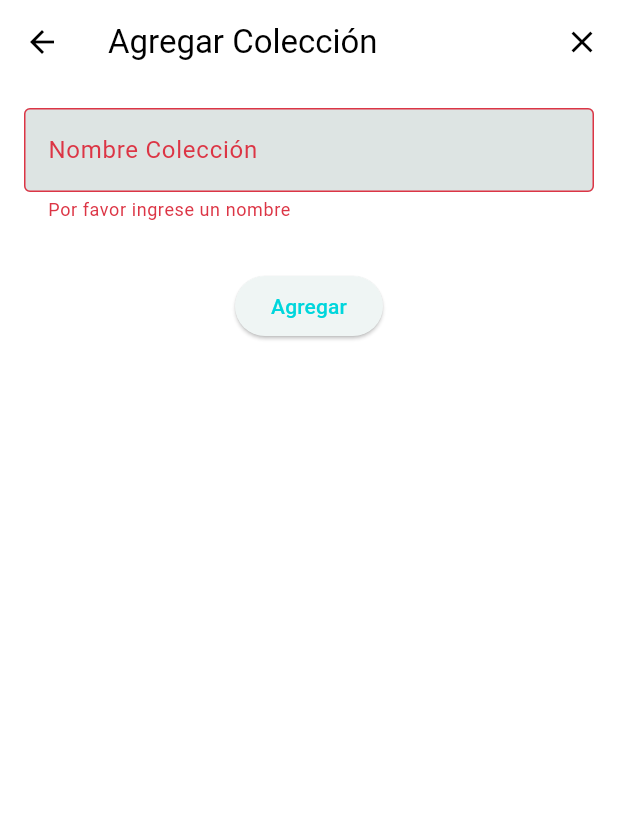
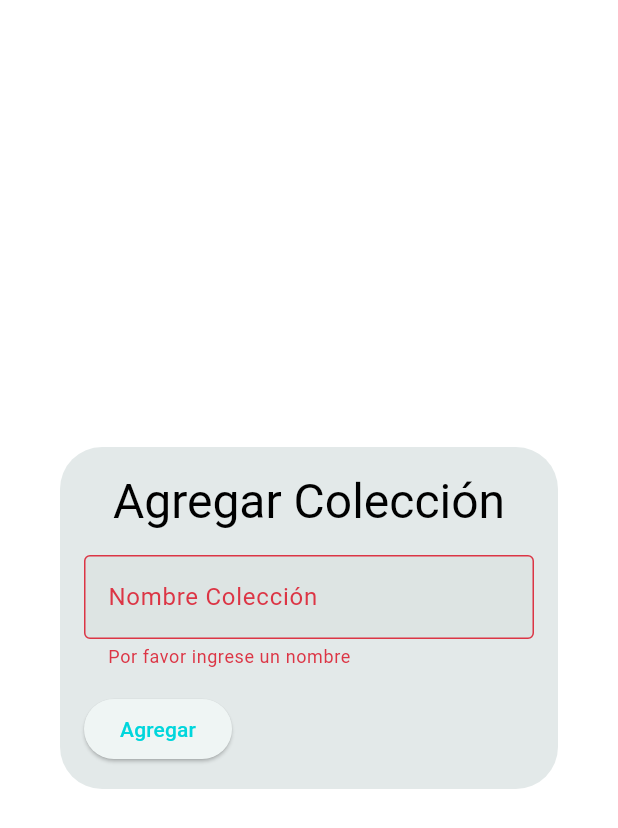
Before and after one commit to francscaa/TuBarrio, a Flutter app: the FormularioScreen widget shown alone on an empty page, opened directly, after a tap on "Agregar", on a phone screen of 412 x 824 dp. Shown: the top 828 px of the screen. Run offline on Flutter 3.47's test engine with Material 3 defaults, Android fonts, the phone set to English and light mode, and no system bars; our stand-ins replace cloud_firestore, firebase_core, flex_color_scheme; accounts and stored records are empty; network calls fail.

Commit message:
24/11/24. editar y eliminar colección

```diff
--- a/tu_barrio/lib/components/formularioColection.dart
+++ b/tu_barrio/lib/components/formularioColection.dart
@@ -17,7 +17,7 @@ class _FormularioScreenState extends State<FormularioScreen> {
   @override
   void initState() {
     super.initState();
-    // Si es edición, precargamos los datos
+    // Precargar datos en caso de edición
     if (widget.usuario != null) {
       final data = widget.usuario!.data() as Map<String, dynamic>;
       _nombreController.text = data['Coleccion'] ?? '';
@@ -50,7 +50,47 @@ class _FormularioScreenState extends State<FormularioScreen> {
             const SnackBar(content: Text('Colección actualizada correctamente')),
           );
         }
-        Navigator.of(context).pop();
+        Navigator.of(context).pop(); // Cerrar diálogo
+      } catch (e) {
+        ScaffoldMessenger.of(context).showSnackBar(
+          SnackBar(content: Text('Error: ${e.toString()}')),
+        );
+      }
+    }
+  }
+
+  Future<void> _deleteCollection() async {
+    final confirm = await showDialog(
+      context: context,
+      builder: (context) {
+        return AlertDialog(
+          title: const Text('Eliminar colección'),
+          content: const Text(
+              '¿Estás seguro de que deseas eliminar esta colección? Esta acción no se puede deshacer.'),
+          actions: [
+            TextButton(
+              onPressed: () => Navigator.of(context).pop(false),
+              child: const Text('Cancelar'),
+            ),
+            TextButton(
+              onPressed: () => Navigator.of(context).pop(true),
+              child: const Text('Eliminar'),
+            ),
+          ],
+        );
+      },
+    );
+
+    if (confirm == true) {
+      try {
+        await FirebaseFirestore.instance
+            .collection('Coleccion')
+            .doc(widget.usuario!.id)
+            .delete();
+        ScaffoldMessenger.of(context).showSnackBar(
+          const SnackBar(content: Text('Colección eliminada exitosamente')),
+        );
+        Navigator.of(context).pop(); // Cerrar diálogo tras eliminar
       } catch (e) {
         ScaffoldMessenger.of(context).showSnackBar(
           SnackBar(content: Text('Error: ${e.toString()}')),
@@ -61,19 +101,18 @@ class _FormularioScreenState extends State<FormularioScreen> {
 
   @override
   Widget build(BuildContext context) {
-    return Scaffold(
-      appBar: AppBar(
-        title: Text(widget.usuario == null ? 'Agregar Colección' : 'Editar Colección'),
-        actions: [
-          IconButton(
-            icon: const Icon(Icons.close),
-            onPressed: () => Navigator.of(context).pop(),
+    return Dialog(
+      child: Padding(
+        padding: const EdgeInsets.all(16.0),
+        child: Column(
+          mainAxisSize: MainAxisSize.min,
+          children: [
+            Text(
+              widget.usuario == null ? 'Agregar Colección' : 'Editar Colección',
+              style: Theme.of(context).textTheme.headlineLarge,
             ),
-        ],
-      ),
-      body: Padding(
-        padding: const EdgeInsets.all(16.0),
-        child: Form(
+            const SizedBox(height: 16),
+            Form(
               key: _formKey,
               child: Column(
                 children: [
@@ -84,13 +123,26 @@ class _FormularioScreenState extends State<FormularioScreen> {
                         ? 'Por favor ingrese un nombre'
                         : null,
                   ),
-              const SizedBox(height: 32),
+                  const SizedBox(height: 16),
+                  Row(
+                    mainAxisAlignment: MainAxisAlignment.spaceBetween,
+                    children: [
+                      if (widget.usuario != null)
+                        ElevatedButton(
+                          onPressed: _deleteCollection,
+                          style: ElevatedButton.styleFrom(backgroundColor: Colors.red),
+                          child: const Text('Eliminar'),
+                        ),
                       ElevatedButton(
                         onPressed: _saveUser,
                         child: Text(widget.usuario == null ? 'Agregar' : 'Actualizar'),
                       ),
                     ],
                   ),
+                ],
+              ),
+            ),
+          ],
         ),
       ),
     );
```
Also changed, not shown: tu_barrio/lib/screens/home.dart (+10 -6 lines). Lines whose indentation alone changed are shown as unchanged.
